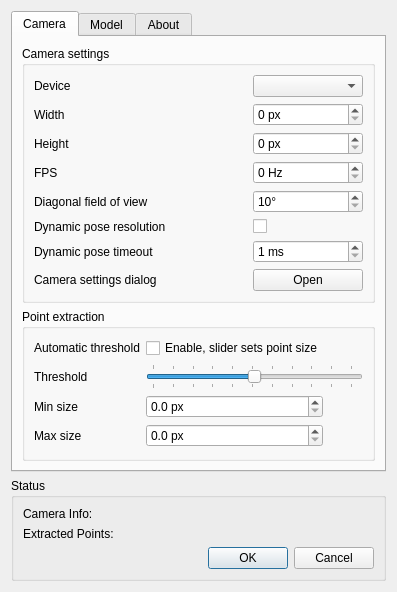
opentrack/opentrack, file tracker-pt/FTNoIR_PT_Controls.ui: the form before one commit.
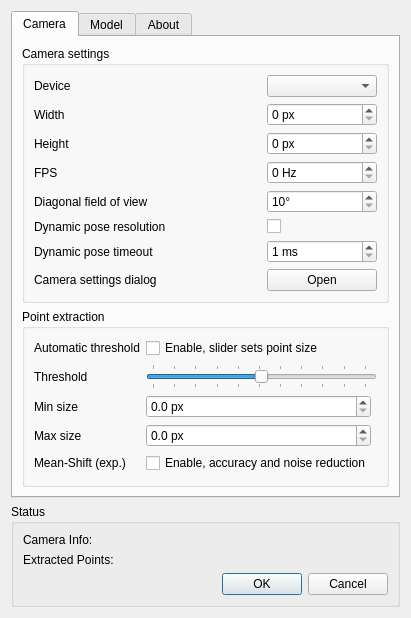
The form after the commit. Icons and pictures are not drawn.

Commit message: tracker/pt: improved precision and noise rejection by mean shift filtering

```diff
--- a/tracker-pt/FTNoIR_PT_Controls.ui
+++ b/tracker-pt/FTNoIR_PT_Controls.ui
@@ -406,6 +406,20 @@
             </property>
            </widget>
           </item>
+          <item row="4" column="0">
+           <widget class="QLabel" name="label_12">
+            <property name="text">
+             <string>Mean-Shift (exp.)</string>
+            </property>
+           </widget>
+          </item>
+          <item row="4" column="1">
+           <widget class="QCheckBox" name="mean_shift_enable_checkbox">
+            <property name="text">
+             <string>Enable, accuracy and noise reduction</string>
+            </property>
+           </widget>
+          </item>
          </layout>
         </widget>
        </item>
```
The commit also changes 4 other files.
